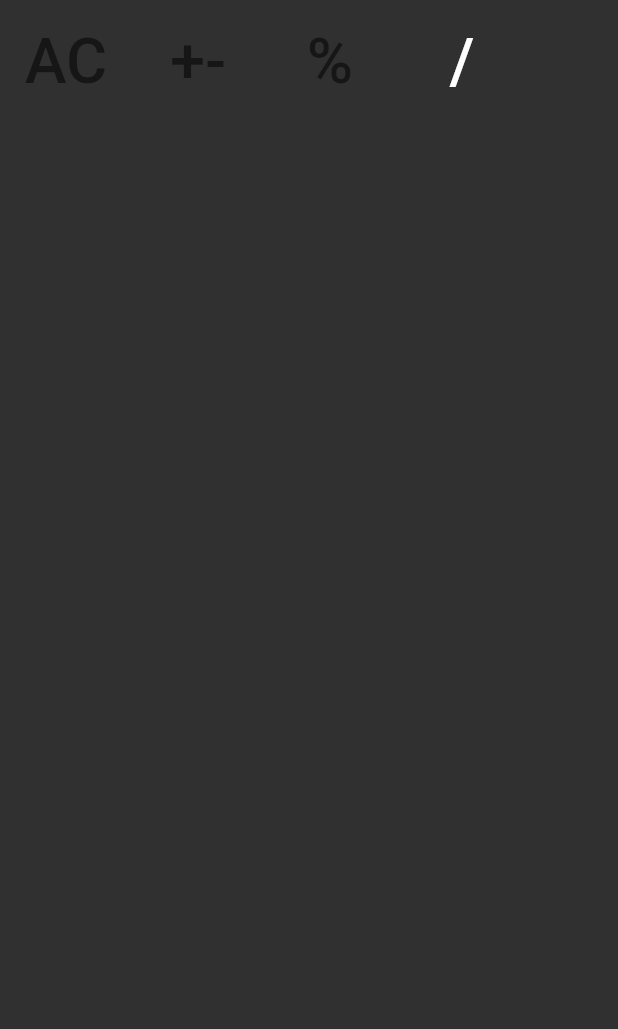
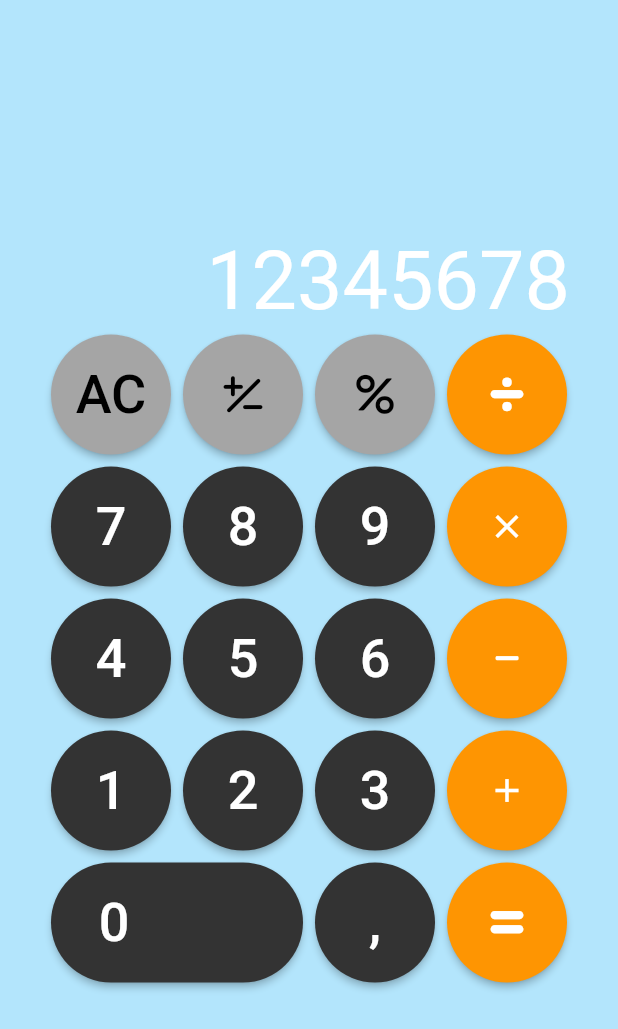
Before and after one commit to Steelwsky/flutter_calculator, a Flutter app: the screen it shows after launch, on a phone screen of 412 x 824 dp. Shown: the top 1029 px of the screen. Run offline on Flutter 3.47's test engine with Material 2 defaults, Android fonts, the phone set to English and light mode, and no system bars.

Commit message:
did main layout with buttons. Also added custom icons, but dunno how to set them in one size. In addition, app needs separate widgets.

```diff
--- /dev/null
+++ b/lib/assets/my_flutter_app_icons.dart
@@ -0,0 +1,48 @@
+/// Flutter icons MyFlutterApp
+/// Copyright (C) 2019 by original authors @ fluttericon.com, fontello.com
+/// This font was generated by FlutterIcon.com, which is derived from Fontello.
+///
+/// To use this font, place it in your fonts/ directory and include the
+/// following in your pubspec.yaml
+///
+/// flutter:
+///   fonts:
+///    - family:  MyFlutterApp
+///      fonts:
+///       - asset: fonts/MyFlutterApp.ttf
+///
+///
+/// * Material Design Icons, Copyright (C) Google, Inc
+///         Author:    Google
+///         License:   Apache 2.0 (https://www.apache.org/licenses/LICENSE-2.0)
+///         Homepage:  https://design.google.com/icons/
+/// * Typicons, (c) Stephen Hutchings 2012
+///         Author:    Stephen Hutchings
+///         License:   SIL (http://scripts.sil.org/OFL)
+///         Homepage:  http://typicons.com/
+/// * Entypo, Copyright (C) 2012 by Daniel Bruce
+///         Author:    Daniel Bruce
+///         License:   SIL (http://scripts.sil.org/OFL)
+///         Homepage:  http://www.entypo.com
+/// * Font Awesome, Copyright (C) 2016 by Dave Gandy
+///         Author:    Dave Gandy
+///         License:   SIL ()
+///         Homepage:  http://fortawesome.github.com/Font-Awesome/
+///
+import 'package:flutter/widgets.dart';
+
+class MyCustomIcons {
+  MyCustomIcons._();
+
+  static const _kFontFam = 'MyCustomIcons';
+
+  static const IconData plusMinusIcon = const IconData(0xe800, fontFamily: _kFontFam,);
+  static const IconData addIcon = const IconData(0xe801, fontFamily: _kFontFam);
+  static const IconData divideIcon = const IconData(0xe802, fontFamily: _kFontFam);
+  static const IconData minusIcon = const IconData(0xe803, fontFamily: _kFontFam);
+  static const IconData minusSecIcon = const IconData(0xe804, fontFamily: _kFontFam);
+  static const IconData equalsIcon = const IconData(0xe805, fontFamily: _kFontFam);
+  static const IconData multiIcon = const IconData(0xe806, fontFamily: _kFontFam);
+  static const IconData percentSecIcon = const IconData(0xe807, fontFamily: _kFontFam);
+  static const IconData percentIcon = const IconData(0xf295, fontFamily: _kFontFam);
+}
--- a/lib/home_page.dart
+++ b/lib/home_page.dart
@@ -1,81 +1,123 @@
 import 'package:flutter/material.dart';
+import 'package:flutter_calculator/assets/my_flutter_app_icons.dart';
 
-final List<Color> _listBackground = [Color.fromARGB(255, 165, 165, 165), Color.fromARGB(255, 254, 149, 2) , Color.fromARGB(255, 51, 51, 51)];
-final List<Color> _listColorsFonts = [Colors.black54, Colors.white];
-final fFontSize = 42.0;
-final fHeight = 70.0;
+import 'round_button_icon.dart';
+import 'round_button.dart';
+import 'rounded_zero_button.dart';
+
+//TODO сделать весь дизайн:
+//---DONE сделать кастомные иконки с %, +-, / и т.д. --- DONE
+//TODO на кнопки нацепить функции (слизать с kotlincalc) в качестве аргумента при добавлении в layout
+//TODO понять как правильно располагать виджеты на экране. Какие аналоги gravity есть. Как получить копию дизайна с котлина?
+//TODO NumberFormat (DecimalFormat) https://api.flutter.dev/flutter/intl/NumberFormat-class.html
+//TODO иконки разных размеров. Как сделать одного???
+
+//final List<Map<String, Color>> _listBack = [
+//  {
+//    'lightGrey': Color.fromARGB(255, 165, 165, 165),
+//    'yellow': Color.fromARGB(255, 254, 149, 2),
+//    'darkGrey': Color.fromARGB(255, 51, 51, 51)
+//  }
+//];
 
 class MyHomePage extends StatefulWidget {
   MyHomePage({Key key, this.title}) : super(key: key);
-
   final String title;
-
 
   @override
   _MyHomePageState createState() => _MyHomePageState();
 }
 
 class _MyHomePageState extends State<MyHomePage> {
+  final List<Color> _listColorsFonts = const [Colors.black, Colors.white];
+  final List<Color> _listBackground = const [
+    Color.fromARGB(255, 165, 165, 165),
+    Color.fromARGB(255, 254, 149, 2),
+    Color.fromARGB(255, 51, 51, 51)
+  ];
 
   @override
   Widget build(BuildContext context) {
     return Scaffold(
-        body: new Container(
+        backgroundColor: Colors.lightBlue[100],
+        body: new Center(
+            child: Container(
+          alignment: Alignment.center,
+          margin: const EdgeInsets.all(16.0),
           child: new Column(
             children: [
+              new Row(
+                children: <Widget>[
+                  Container(
+                    child: new Text(
+                      '12345678',
+                      textAlign: TextAlign.right,
+                      style: TextStyle(
+                        fontSize: 54.0,
+                        color: Colors.white,
+                      ),
+                      maxLines: 1,
+                    ),
+                    alignment: Alignment.centerRight,
+                    padding: EdgeInsets.only(top: 140, right: 16),
+                  )
+                ],
+                mainAxisAlignment: MainAxisAlignment.end,
+
+              ),
               Row(
                 children: <Widget>[
-                  _btnLgrey('AC'),
-                  _btnLgrey('+-'),
-                  _btnLgrey('%'),
-                  _btnYellow('/')
-
-
+                  RoundButton('AC', _listBackground[0], _listColorsFonts[0]),
+                  RoundButtonIcon(MyCustomIcons.plusMinusIcon,
+                      _listBackground[0], _listColorsFonts[0]),
+                  RoundButtonIcon(MyCustomIcons.percentSecIcon,
+                      _listBackground[0], _listColorsFonts[0]),
+                  RoundButtonIcon(MyCustomIcons.divideIcon, _listBackground[1],
+                      _listColorsFonts[1]),
                 ],
+                mainAxisAlignment: MainAxisAlignment.center,
+              ),
+              Row(
+                children: <Widget>[
+                  RoundButton('7', _listBackground[2], _listColorsFonts[1]),
+                  RoundButton('8', _listBackground[2], _listColorsFonts[1]),
+                  RoundButton('9', _listBackground[2], _listColorsFonts[1]),
+                  RoundButtonIcon(
+                      Icons.close, _listBackground[1], _listColorsFonts[1]),
+                ],
+                mainAxisAlignment: MainAxisAlignment.center,
+              ),
+              Row(
+                children: <Widget>[
+                  RoundButton('4', _listBackground[2], _listColorsFonts[1]),
+                  RoundButton('5', _listBackground[2], _listColorsFonts[1]),
+                  RoundButton('6', _listBackground[2], _listColorsFonts[1]),
+                  RoundButtonIcon(MyCustomIcons.minusIcon, _listBackground[1],
+                      _listColorsFonts[1]),
+                ],
+                mainAxisAlignment: MainAxisAlignment.center,
+              ),
+              Row(
+                children: <Widget>[
+                  RoundButton('1', _listBackground[2], _listColorsFonts[1]),
+                  RoundButton('2', _listBackground[2], _listColorsFonts[1]),
+                  RoundButton('3', _listBackground[2], _listColorsFonts[1]),
+                  RoundButtonIcon(
+                      Icons.add, _listBackground[1], _listColorsFonts[1]),
+                ],
+                mainAxisAlignment: MainAxisAlignment.center,
+              ),
+              Row(
+                children: <Widget>[
+                  ZeroButton('0', _listBackground[2], _listColorsFonts[1]),
+                  RoundButton(',', _listBackground[2], _listColorsFonts[1]),
+                  RoundButtonIcon(MyCustomIcons.equalsIcon, _listBackground[1],
+                      _listColorsFonts[1]),
+                ],
+                mainAxisAlignment: MainAxisAlignment.center,
               )
             ],
           ),
-
-
-        ));
+        )));
   }
 }
-
-Widget _btnLgrey  (String str){
-  return MaterialButton(
-    padding: EdgeInsets.all(16.0),
-    height: fHeight,
-    child: Text(str,
-        style: TextStyle(fontSize: fFontSize)),
-    textColor: _listColorsFonts[0],
-    color: _listBackground[0],
-    shape: CircleBorder(),
-    onPressed: null,
-  );
-}
-
-Widget _btnYellow  (String str, ){
-  return MaterialButton(
-    padding: EdgeInsets.all(16.0),
-    height: fHeight,
-    child: Text(str,
-        style: TextStyle(fontSize: fFontSize)),
-    textColor: _listColorsFonts[1],
-    color: _listBackground[1],
-    shape: CircleBorder(),
-    onPressed: null,
-  );
-}
-
-Widget _btnDgrey  (String str, Function() f){
-  return MaterialButton(
-    padding: EdgeInsets.all(16.0),
-    height: fHeight,
-    child: Text(str,
-        style: TextStyle(fontSize: fFontSize)),
-    textColor: _listColorsFonts[1],
-    color: _listBackground[2],
-    shape: CircleBorder(),
-    onPressed: f,
-  );
-}
--- a/lib/main.dart
+++ b/lib/main.dart
@@ -11,6 +11,7 @@ class MyApp extends StatelessWidget {
       title: 'Calculator',
       theme: ThemeData.dark(),
       home: MyHomePage(title: 'Calculator'),
+
     );
   }
 }
--- /dev/null
+++ b/lib/round_button.dart
@@ -0,0 +1,29 @@
+import 'package:flutter/material.dart';
+
+class RoundButton extends StatelessWidget {
+  final String str;
+  final Color clrBackground;
+  final Color clrFonts;
+  final Size size = Size(80.0, 80.0);
+
+  RoundButton(this.str, this.clrBackground, this.clrFonts);
+
+  @override
+  Widget build(BuildContext context) {
+    return new Container(
+        margin: const EdgeInsets.all(4.0),
+        child: RawMaterialButton(
+          constraints: BoxConstraints.tight(size),
+          onPressed: () {},
+          child: new Text(
+            "$str",
+            style: TextStyle(
+                fontSize: 36, color: clrFonts, fontWeight: FontWeight.w500),
+          ),
+          shape: CircleBorder(),
+          elevation: 2.0,
+          fillColor: this.clrBackground,
+          padding: const EdgeInsets.all(0.0),
+        ));
+  }
+}
--- /dev/null
+++ b/lib/round_button_icon.dart
@@ -0,0 +1,29 @@
+import 'package:flutter/material.dart';
+
+class RoundButtonIcon extends StatelessWidget {
+  final IconData icon;
+  final Color clrBackground;
+  final Color clrFonts;
+  final Size size = Size(80.0, 80.0);
+
+  RoundButtonIcon(this.icon, this.clrBackground, this.clrFonts);
+
+  @override
+  Widget build(BuildContext context) {
+    return new Container(
+        margin: const EdgeInsets.all(4.0),
+        child: RawMaterialButton(
+          constraints: BoxConstraints.tight(size),
+          onPressed: () {},
+          child: new Icon(
+            this.icon,
+            color: this.clrFonts,
+            size: 26,
+          ),
+          shape: CircleBorder(),
+          elevation: 2.0,
+          fillColor: this.clrBackground,
+          padding: const EdgeInsets.all(0.0),
+        ));
+  }
+}
--- /dev/null
+++ b/lib/rounded_zero_button.dart
@@ -0,0 +1,32 @@
+import 'package:flutter/cupertino.dart';
+import 'package:flutter/material.dart';
+
+class ZeroButton extends StatelessWidget {
+  final String str;
+  final Color clrBackground;
+  final Color clrFonts;
+  final Size size = Size(168.0, 80.0);
+
+  ZeroButton(this.str, this.clrBackground, this.clrFonts);
+
+  @override
+  Widget build(BuildContext context) {
+    return new Container(
+        margin: const EdgeInsets.all(4.0),
+        child: RawMaterialButton(
+          constraints: BoxConstraints.tight(size),
+          onPressed: () {},
+          child: new Text(
+            "$str",
+            textAlign: TextAlign.start,
+            style: TextStyle(
+                fontSize: 36, color: clrFonts, fontWeight: FontWeight.w500, ),
+          ),
+          shape: new RoundedRectangleBorder(borderRadius:  new BorderRadius.circular(40.0)),
+          elevation: 2.0,
+          fillColor: this.clrBackground,
+          padding: const EdgeInsets.only(right: 84),
+
+        ));
+  }
+}
--- a/pubspec.yaml
+++ b/pubspec.yaml
@@ -70,3 +70,7 @@ flutter:
   #
   # For details regarding fonts from package dependencies,
   # see https://flutter.dev/custom-fonts/#from-packages
+  fonts:
+    - family: MyCustomIcons
+      fonts:
+        - asset: assets/fonts/MyCustomIcons.ttf
```
Also changed, not shown: assets/fonts/MyCustomIcons.ttf (added).
